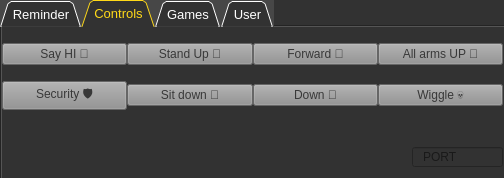
Above: Support Tools/bin/ui/main_window.ui from TechMaverik/BOOMER before the change. Below: the same form after it.
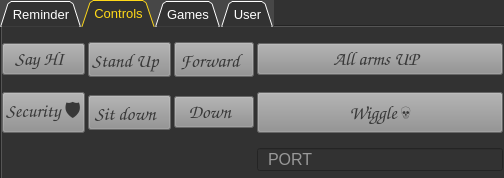
That is the form after the change. The open tabs and pages were chosen to show the change. Icons and pictures are not drawn.

Commit message: Font adjust in control tab

What changed in the file:
```diff
--- a/Support Tools/bin/ui/main_window.ui
+++ b/Support Tools/bin/ui/main_window.ui
@@ -44,7 +44,7 @@
 }
 QTabBar::tab:selected{
 background-color:rgb(50, 50, 50);
-color:rgba(255, 217, 24);
+color:rgb(255, 217, 24);
 }</string>
    </property>
    <property name="tabPosition">
@@ -207,11 +207,14 @@
        <x>0</x>
        <y>0</y>
        <width>501</width>
-       <height>101</height>
+       <height>161</height>
       </rect>
      </property>
      <layout class="QGridLayout" name="gridLayout">
-      <property name="spacing">
+      <property name="horizontalSpacing">
+       <number>3</number>
+      </property>
+      <property name="verticalSpacing">
        <number>0</number>
       </property>
       <item row="0" column="0">
@@ -238,6 +241,15 @@
       </item>
       <item row="0" column="3">
        <widget class="QPushButton" name="pushButton_2">
+        <property name="font">
+         <font>
+          <family>Comic Sans MS</family>
+          <pointsize>14</pointsize>
+          <weight>50</weight>
+          <italic>false</italic>
+          <bold>false</bold>
+         </font>
+        </property>
         <property name="styleSheet">
          <string notr="true">QPushButton{
 background-color: rgb(143, 143, 143);
@@ -258,8 +270,48 @@
         </property>
        </widget>
       </item>
+      <item row="0" column="0">
+       <widget class="QPushButton" name="ctrl_1">
+        <property name="font">
+         <font>
+          <family>Comic Sans MS</family>
+          <pointsize>14</pointsize>
+          <weight>50</weight>
+          <italic>false</italic>
+          <bold>false</bold>
+         </font>
+        </property>
+        <property name="styleSheet">
+         <string notr="true">QPushButton{
+background-color: rgb(143, 143, 143);
+color:rgb(56, 56, 56);
+font:  &quot;Comic Sans MS&quot;;
+}
+QPushButton:hover{
+background-color: qlineargradient(spread:pad, x1:0, y1:1, x2:0, y2:0, stop:0 rgba(185, 209, 234, 255), stop:0.881356 rgba(234, 234, 234, 255));
+color:rgb(65, 65, 65)
+}
+QPushButton:pressed{
+background-color:rgb(57, 57, 57);
+color:rgb(255, 255, 255)
+}</string>
+        </property>
+        <property name="text">
+         <string>Say HI 🤚</string>
+        </property>
+       </widget>
+      </item>
       <item row="0" column="2">
        <widget class="QPushButton" name="pushButton_5">
+        <property name="font">
+         <font>
+          <family>Comic Sans MS</family>
+          <pointsize>14</pointsize>
+          <weight>50</weight>
+          <italic>false</italic>
+          <bold>false</bold>
+         </font>
+        </property>
         <property name="styleSheet">
          <string notr="true">QPushButton{
 background-color: rgb(143, 143, 143);
@@ -304,6 +356,21 @@
       </item>
       <item row="1" column="3">
        <widget class="QPushButton" name="pushButton_9">
+        <property name="maximumSize">
+         <size>
+          <width>16777215</width>
+          <height>90</height>
+         </size>
+        </property>
+        <property name="font">
+         <font>
+          <family>Comic Sans MS</family>
+          <pointsize>14</pointsize>
+          <weight>50</weight>
+          <italic>false</italic>
+          <bold>false</bold>
+         </font>
+        </property>
         <property name="styleSheet">
          <string notr="true">QPushButton{
 background-color: rgb(143, 143, 143);
@@ -324,8 +391,48 @@
         </property>
        </widget>
       </item>
+      <item row="1" column="0">
+       <widget class="QPushButton" name="pushButton_7">
+        <property name="font">
+         <font>
+          <family>Comic Sans MS</family>
+          <pointsize>14</pointsize>
+          <weight>50</weight>
+          <italic>false</italic>
+          <bold>false</bold>
+         </font>
+        </property>
+        <property name="styleSheet">
+         <string notr="true">QPushButton{
+background-color: rgb(143, 143, 143);
+color:rgb(56, 56, 56);
+font:  &quot;Comic Sans MS&quot;;
+}
+QPushButton:hover{
+background-color: qlineargradient(spread:pad, x1:0, y1:1, x2:0, y2:0, stop:0 rgba(185, 209, 234, 255), stop:0.881356 rgba(234, 234, 234, 255));
+color:rgb(65, 65, 65)
+}
+QPushButton:pressed{
+background-color:rgb(57, 57, 57);
+color:rgb(255, 255, 255)
+}</string>
+        </property>
+        <property name="text">
+         <string>Security 🛡️</string>
+        </property>
+       </widget>
+      </item>
       <item row="0" column="1">
        <widget class="QPushButton" name="ctrl_2">
+        <property name="font">
+         <font>
+          <family>Comic Sans MS</family>
+          <pointsize>14</pointsize>
+          <weight>50</weight>
+          <italic>false</italic>
+          <bold>false</bold>
+         </font>
+        </property>
         <property name="styleSheet">
          <string notr="true">QPushButton{
 background-color: rgb(143, 143, 143);
@@ -348,6 +455,15 @@
       </item>
       <item row="1" column="2">
        <widget class="QPushButton" name="pushButton_8">
+        <property name="font">
+         <font>
+          <family>Comic Sans MS</family>
+          <pointsize>14</pointsize>
+          <weight>50</weight>
+          <italic>false</italic>
+          <bold>false</bold>
+         </font>
+        </property>
         <property name="styleSheet">
          <string notr="true">QPushButton{
 background-color: rgb(143, 143, 143);
@@ -370,6 +486,15 @@
       </item>
       <item row="1" column="1">
        <widget class="QPushButton" name="pushButton_11">
+        <property name="font">
+         <font>
+          <family>Comic Sans MS</family>
+          <pointsize>14</pointsize>
+          <weight>50</weight>
+          <italic>false</italic>
+          <bold>false</bold>
+         </font>
+        </property>
         <property name="styleSheet">
          <string notr="true">QPushButton{
 background-color: rgb(143, 143, 143);
@@ -390,24 +515,24 @@
         </property>
        </widget>
       </item>
+      <item row="2" column="3">
+       <widget class="QLineEdit" name="lineEdit_3">
+        <property name="font">
+         <font>
+          <pointsize>12</pointsize>
+         </font>
+        </property>
+        <property name="styleSheet">
+         <string notr="true">padding-left:8px;
+color: rgb(255, 255, 255);</string>
+        </property>
+        <property name="placeholderText">
+         <string>PORT</string>
+        </property>
+       </widget>
+      </item>
      </layout>
     </widget>
-    <widget class="QLineEdit" name="lineEdit_3">
-     <property name="geometry">
-      <rect>
-       <x>410</x>
-       <y>120</y>
-       <width>91</width>
-       <height>20</height>
-      </rect>
-     </property>
-     <property name="styleSheet">
-      <string notr="true">padding-left:8px;</string>
-     </property>
-     <property name="placeholderText">
-      <string>PORT</string>
-     </property>
-    </widget>
    </widget>
    <widget class="QWidget" name="game_tab">
     <attribute name="title">
```
Left out of the diff: 62 changed lines with no effect on the pictures.
